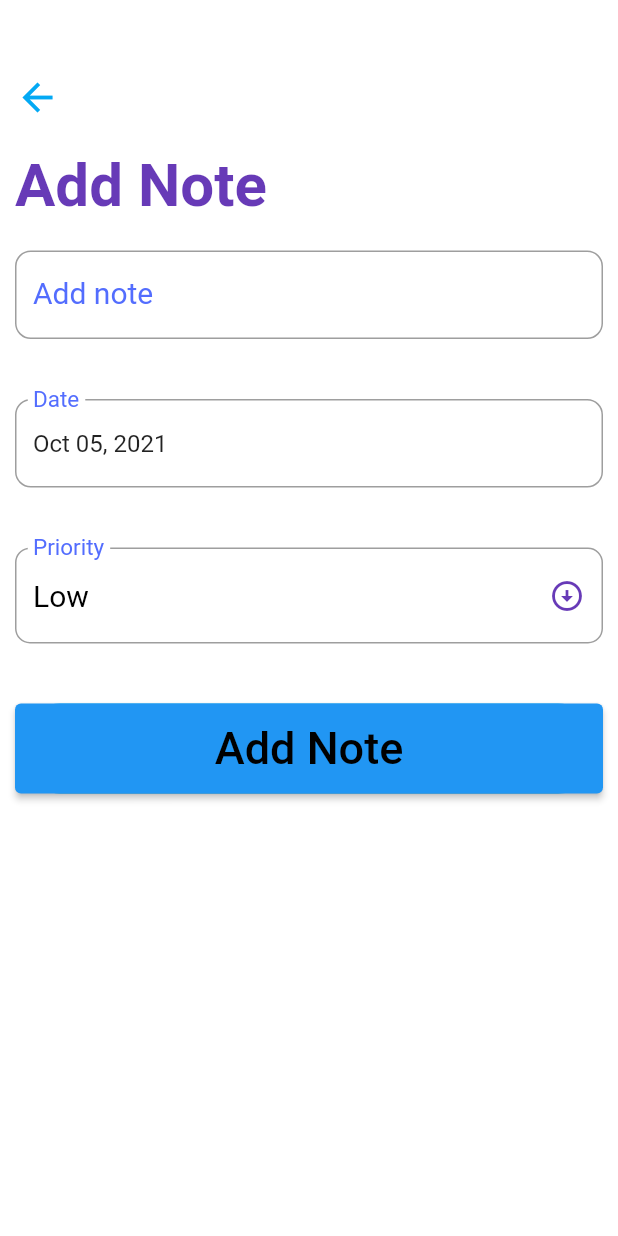
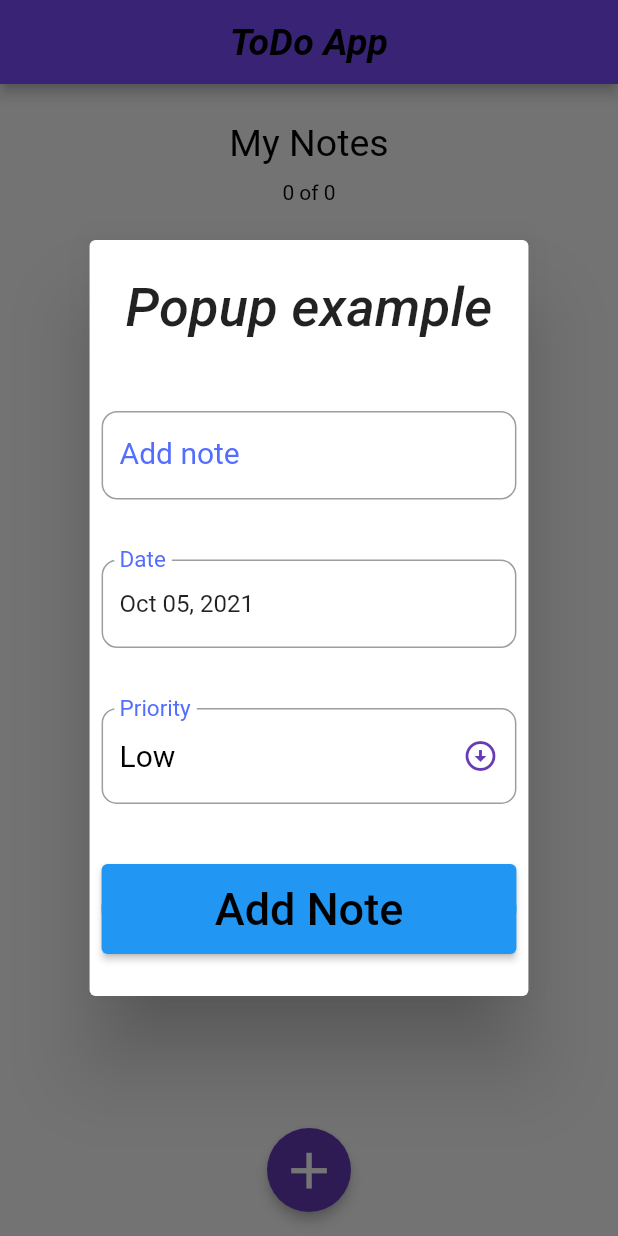
Before and after one commit to SaberHardy/todo_null_safety, a Flutter app: the screen it shows after launch, after a tap on the "add" icon, on a phone screen of 412 x 824 dp. Run offline on Flutter 3.47's test engine with Material 2 defaults, Android fonts, the phone set to English and light mode, and no system bars; our stand-ins replace sqflite; missing offline and left inert: favorite_button; accounts and stored records are empty; Roboto replaces fonts that are missing (Georgia, Hind).

```diff
--- a/lib/screens/home_page.dart
+++ b/lib/screens/home_page.dart
@@ -5,6 +5,7 @@ import 'package:intl/intl.dart';
 import 'package:todo_with_nullsafety/database/db_helper.dart';
 import 'package:todo_with_nullsafety/models/note_model.dart';
 import 'package:todo_with_nullsafety/screens/add_update.dart';
+import 'package:todo_with_nullsafety/screens/pop_up_widget.dart';
 
 
 class HomePage extends StatefulWidget {
@@ -104,6 +105,29 @@ class _HomePageState extends State<HomePage> {
     );
   }
 
+
+  // Widget _buildPopupDialog(BuildContext context) {
+  //   return AlertDialog(
+  //     title: const Text('Popup example'),
+  //     content: Column(
+  //       mainAxisSize: MainAxisSize.min,
+  //       crossAxisAlignment: CrossAxisAlignment.start,
+  //       children: <Widget>[
+  //         Text("Hello"),
+  //       ],
+  //     ),
+  //     actions: <Widget>[
+  //       FlatButton(
+  //         onPressed: () {
+  //           Navigator.of(context).pop();
+  //         },
+  //         textColor: Theme.of(context).primaryColor,
+  //         child: const Text('Close'),
+  //       ),
+  //     ],
+  //   );
+  // }
+
   @override
   Widget build(BuildContext context) {
     return SafeArea(
@@ -125,12 +149,16 @@ class _HomePageState extends State<HomePage> {
           ),
           floatingActionButton: FloatingActionButton(
               onPressed: () {
-                Navigator.push(
-                    context,
-                    CupertinoPageRoute(
-                        builder: (_) => AddNote(
-                          updateNoteList: _updateNoteList,
-                        )));
+                showDialog(
+                  context: context,
+                  builder: (BuildContext context) => PopUpWindow(),
+                );
+                // Navigator.push(
+                //     context,
+                //     CupertinoPageRoute(
+                //         builder: (_) => AddNote(
+                //           updateNoteList: _updateNoteList,
+                //         )));
               },
               elevation: 3.2,
               backgroundColor: Colors.deepPurple,
--- /dev/null
+++ b/lib/screens/pop_up_widget.dart
@@ -0,0 +1,224 @@
+import 'package:flutter/material.dart';
+import 'package:intl/intl.dart';
+import 'package:todo_with_nullsafety/database/db_helper.dart';
+import 'package:todo_with_nullsafety/models/note_model.dart';
+import 'package:todo_with_nullsafety/screens/home_page.dart';
+
+
+class PopUpWindow extends StatefulWidget {
+  final Note? note;
+  final Function? updateNoteList;
+  PopUpWindow({Key? key, this.note, this.updateNoteList}) : super(key: key);
+
+  @override
+  State<PopUpWindow> createState() => _PopUpWindowState();
+}
+
+class _PopUpWindowState extends State<PopUpWindow> {
+  final _formKey = GlobalKey<FormState>();
+
+  TextEditingController _dateController = TextEditingController();
+
+  final List<String> _priorities = ["Low", "Medium", "High"];
+
+  String _priority = "Low";
+
+  String _title = '';
+
+  DateTime _date = DateTime.now();
+
+  final DateFormat _dateFormat = DateFormat("MMM dd, yyyy");
+
+  String titleText = "Add note";
+
+  String btnText = "Add Note";
+
+  @override
+  void dispose() {
+    _dateController.dispose();
+    super.dispose();
+  }
+
+  @override
+  void initState() {
+    super.initState();
+    if (widget.note != null) {
+      _title = widget.note!.title!;
+      _date = widget.note!.date!;
+      _priority = widget.note!.priority!;
+
+      setState(() {
+        btnText = "Update Note";
+        titleText = "Update Note";
+      });
+    } else {
+      setState(() {
+        btnText = "Add Note";
+        titleText = "Add Note";
+      });
+    }
+    _dateController.text = _dateFormat.format(_date);
+  }
+
+  _datePickerHandler() async {
+    final DateTime? date = await showDatePicker(
+        context: context,
+        initialDate: _date,
+        firstDate: DateTime(1900),
+        lastDate: DateTime(2500));
+
+    if (date != null && date != _date) {
+      setState(() {
+        _date = date;
+      });
+      _dateController.text = _dateFormat.format(date);
+    }
+  }
+
+  _submit() {
+
+    if (_formKey.currentState!.validate()) {
+      _formKey.currentState!.save();
+
+      Note note = Note(title: _title, date: _date, priority: _priority);
+      if (widget.note == null) {
+        note.status = 0;
+        DatabaseHelper.instance.insertNote(note);
+        Navigator.pushAndRemoveUntil(
+            context, MaterialPageRoute(builder: (_) => HomePage()),
+                (Route<dynamic> route) => false);
+      } else {
+        note.id = widget.note!.id;
+        note.status = widget.note!.status;
+        DatabaseHelper.instance.updateNote(note);
+        Navigator.pushAndRemoveUntil(
+            context, MaterialPageRoute(builder: (_) => HomePage()),
+                (Route<dynamic> route) => false);
+      }
+      widget.updateNoteList!();
+    }
+  }
+
+  @override
+  Widget build(BuildContext context) {
+    return AlertDialog(
+      title: const Text('Popup example'),
+      actions: <Widget>[
+        Form(
+            key: _formKey,
+            child: Column(
+              children: <Widget>[
+                Padding(
+                    padding: EdgeInsets.symmetric(vertical: 20),
+                    child: TextFormField(
+                      // controller: null,
+                      decoration: InputDecoration(
+                        labelText: 'Add note',
+                        labelStyle: const TextStyle(
+                            color: Colors.indigoAccent, fontSize: 20),
+                        hintText: 'tommorows\'s task',
+                        border: OutlineInputBorder(
+                          borderRadius: BorderRadius.circular(10.5),
+                        ),
+                      ),
+                      validator: (value) => value!.trim().isEmpty
+                          ? "Enter a text please" : null,
+                      onSaved: (input) => _title = toBeginningOfSentenceCase(input!)!,
+                      initialValue: _title,
+                    )
+                ),
+                Padding(
+                  padding: EdgeInsets.symmetric(vertical: 20),
+                  child: TextFormField(
+                      readOnly: true,
+                      controller: _dateController,
+                      decoration: InputDecoration(
+                          labelText: 'Date',
+                          labelStyle: TextStyle(
+                              color: Colors.indigoAccent, fontSize: 20),
+                          border: OutlineInputBorder(
+                              borderRadius:
+                              BorderRadius.circular(10.5))),
+                      onTap: _datePickerHandler),
+                ),
+
+                /// DROPDOWN PICKER
+                Padding(
+                    padding: EdgeInsets.symmetric(vertical: 20),
+                    child: DropdownButtonFormField(
+                      dropdownColor: Colors.white70,
+                      elevation: 9,
+                      isDense: true,
+                      icon: const Icon(Icons.arrow_circle_down,
+                          color: Colors.deepPurple),
+                      items: _priorities
+                          .map((String priority) => DropdownMenuItem(
+                          child: Text(priority,
+                              style: const TextStyle(
+                                  color: Colors.black,
+                                  fontSize: 20)),
+                          value: priority))
+                          .toList(),
+                      style: const TextStyle(fontSize: 20),
+                      decoration: InputDecoration(
+                          labelText: "Priority",
+                          labelStyle: const TextStyle(
+                              color: Colors.indigoAccent, fontSize: 20),
+                          border: OutlineInputBorder(
+                            borderRadius: BorderRadius.circular(10.0),
+                          )),
+                      value: _priority,
+                      validator: (value) => _priority == null
+                          ? "Please select priority"
+                          : null,
+                      onChanged: (value) => setState(() {
+                        _priority = value.toString();
+                      }),
+                    )),
+
+                /// Submit Button
+                Container(
+                  margin: const EdgeInsets.symmetric(vertical: 20),
+                  height: 60,
+                  width: double.infinity,
+                  decoration: BoxDecoration(
+                    color: Theme.of(context).primaryColor,
+                    borderRadius: BorderRadius.circular(152.0),
+                  ),
+                  child: ElevatedButton(
+                    onPressed: _submit,
+                    child: Text(
+                      titleText,
+                      style: const TextStyle(
+                          color: Colors.black, fontSize: 30),
+                    ),
+                  ),
+                ),
+
+                ///Delete Button
+
+                // widget.note != null
+                //     ? Container(
+                //   margin: const EdgeInsets.symmetric(vertical: 20.0),
+                //   height: 60.0,
+                //   width: double.infinity,
+                //   decoration: BoxDecoration(
+                //     color: Theme.of(context).primaryColor,
+                //     borderRadius: BorderRadius.circular(30.0),
+                //   ),
+                //   child: ElevatedButton(
+                //     child: const Text(
+                //       "Delete Note",
+                //       style: TextStyle(
+                //           color: Colors.white, fontSize: 20.0),
+                //     ),
+                //     onPressed: (){},
+                //   ),
+                // )
+                //     : const SizedBox.shrink()
+              ],
+            ))
+      ],
+    );
+  }
+}
```
Also changed, not shown: 4 other files.
